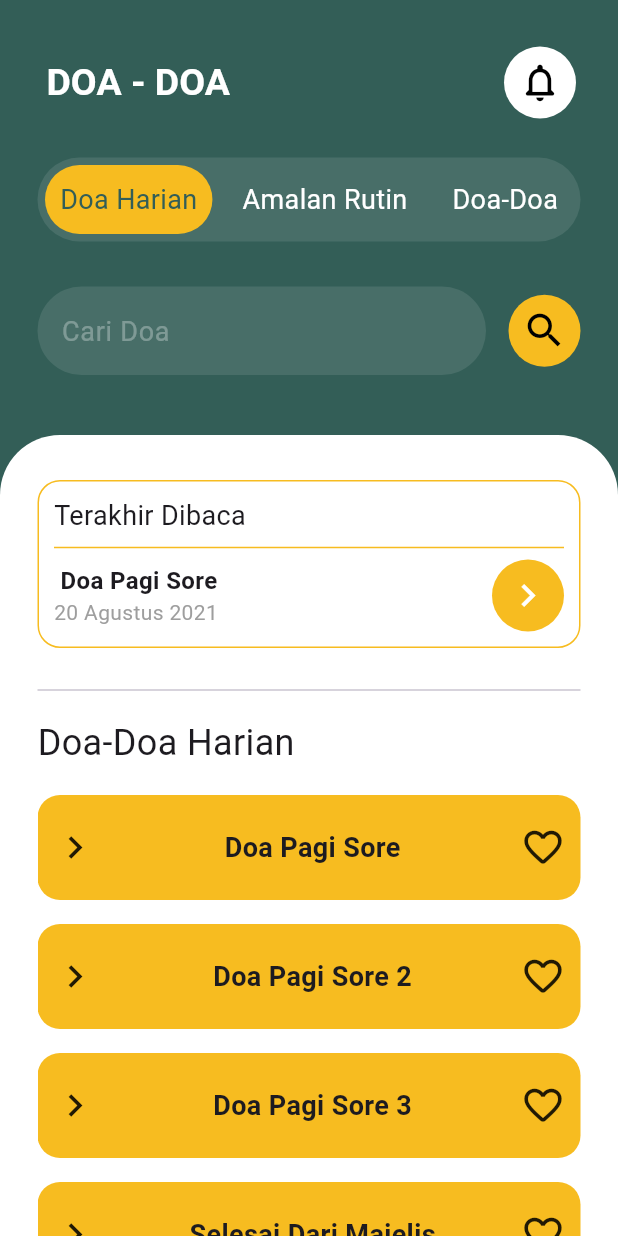
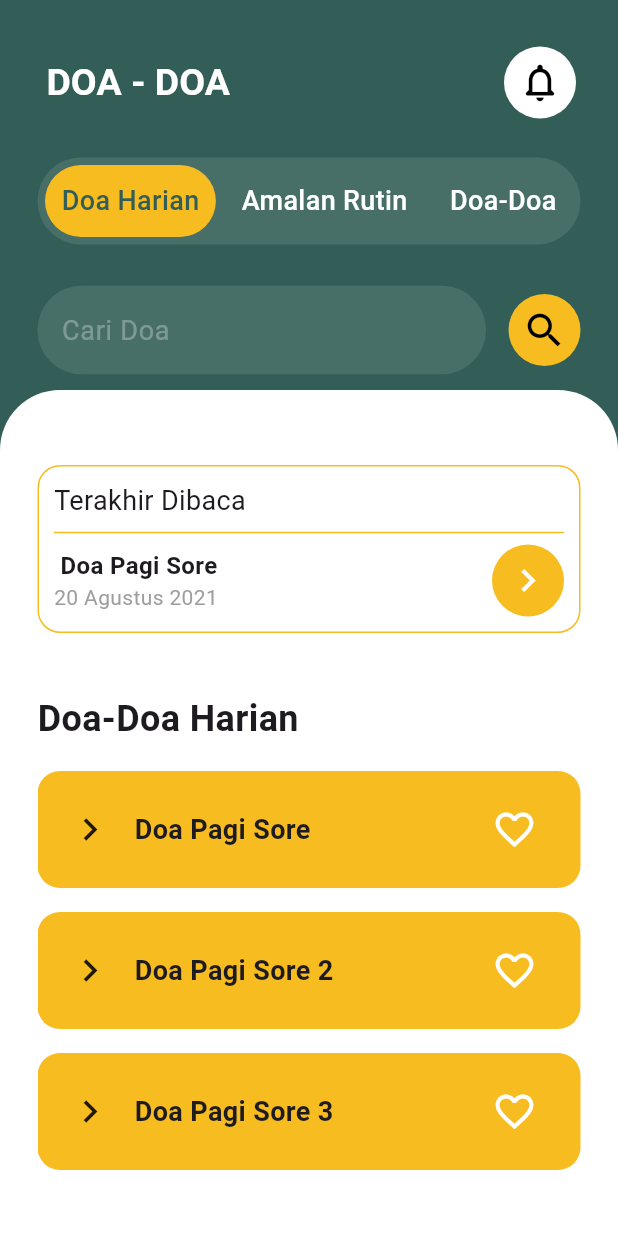
Before and after one commit to annasnurdin/doanya, a Flutter app: the screen it shows after launch, on a phone screen of 412 x 824 dp. Run offline on Flutter 3.47's test engine with Material 3 defaults, Android fonts, the phone set to English and light mode, and no system bars; our stand-ins replace google_fonts, hive, hive_flutter; accounts and stored records are empty; Roboto replaces fonts that are missing (Poppins).

Commit message:
menambah sliver pada home, membuat halaman details

```diff
--- a/lib/main.dart
+++ b/lib/main.dart
@@ -3,6 +3,7 @@ import 'package:google_fonts/google_fonts.dart';
 import 'package:hive_flutter/hive_flutter.dart';
 import 'package:myapp/model/boxes.dart';
 import 'package:myapp/model/doa.dart';
+import 'package:myapp/pages/details.dart';
 import 'pages/home.dart';
 import 'theme/colors.dart';
 
@@ -26,7 +27,11 @@ class MyApp extends StatelessWidget {
         useMaterial3: true,
       ),
       debugShowCheckedModeBanner: false,
-      home: const Home(),
+      initialRoute: '/',
+      routes: {
+        '/': (context) => const Home(),
+        '/details-doa': (context) => const DetailsDoa(),
+      },
     );
   }
 }
--- a/lib/model/doa.dart
+++ b/lib/model/doa.dart
@@ -105,9 +105,9 @@ class Doa {
           Doa(
               id: 8,
               namaDoa: " Berat di timbangan",
-              arabDoa: " dan disukai Allah",
-              latinDoa:
+              arabDoa:
                   " سُبْحَانَ اللَّهِ وَبِحَمْدِهِ سُبْحَانَ اللَّهِ الْعَظِيمِ",
+              latinDoa: " dan disukai Allah",
               bacaDoa: " SUBHAANALLAAHI WA BIHAMDIHI"));
       boxDoa.put(
           9,
--- a/lib/pages/home.dart
+++ b/lib/pages/home.dart
@@ -13,14 +13,38 @@ class Home extends StatefulWidget {
 class _HomeState extends State<Home> {
   List<Doa> _searchResults = [];
   final TextEditingController _filter = TextEditingController();
+  final ScrollController _scrollController = ScrollController();
   int _expandedIndex = -1;
   bool baruNyari = false;
   bool _expanded = false;
+  bool _isSearching = false;
+
   //init
   @override
   void initState() {
     super.initState();
     Doa.initData();
+    _scrollController.addListener(_scrollListener);
+  }
+
+  @override
+  void dispose() {
+    _scrollController.removeListener(_scrollListener);
+    _scrollController.dispose();
+    _filter.dispose();
+    super.dispose();
+  }
+
+  void _scrollListener() {
+    if (_scrollController.offset > 50 && !_isSearching) {
+      setState(() {
+        _isSearching = true;
+      });
+    } else if (_scrollController.offset <= 50 && _isSearching) {
+      setState(() {
+        _isSearching = false;
+      });
+    }
   }
 
   void _searchDoa(String query) {
@@ -31,10 +55,6 @@ class _HomeState extends State<Home> {
     setState(() {
       _searchResults = results;
       baruNyari = true;
-      for (var doa in _searchResults) {
-        print('Nama Doa: ${doa.namaDoa}');
-        print('----------------------');
-      }
     });
   }
 
@@ -54,10 +74,19 @@ class _HomeState extends State<Home> {
   @override
   Widget build(BuildContext context) {
     return Scaffold(
-      appBar: PreferredSize(
-        preferredSize: const Size.fromHeight(80),
-        child: Padding(
-          padding: const EdgeInsets.only(top: 30.0, right: 28.0, left: 15.0),
+      backgroundColor: primaryColor,
+      body: NestedScrollView(
+        controller: _scrollController,
+        headerSliverBuilder: (context, innerBoxIsScrolled) => [
+          SliverAppBar(
+            backgroundColor: primaryColor,
+            expandedHeight: 80.0,
+            floating: false,
+            pinned: false,
+            flexibleSpace: FlexibleSpaceBar(
+              background: Padding(
+                padding:
+                    const EdgeInsets.only(top: 30.0, right: 28.0, left: 15.0),
                 child: AppBar(
                   backgroundColor: primaryColor,
                   title: const Text(
@@ -87,10 +116,16 @@ class _HomeState extends State<Home> {
                 ),
               ),
             ),
-      body: Column(
+          ),
+          SliverAppBar(
+            backgroundColor: primaryColor,
+            expandedHeight: 100.0,
+            floating: false,
+            pinned: false,
+            flexibleSpace: FlexibleSpaceBar(
+              background: Column(
                 children: [
                   const SizedBox(height: 25.0),
-          // Pilihan
                   Container(
                     margin: const EdgeInsets.symmetric(horizontal: 25.0),
                     padding: const EdgeInsets.all(5.0),
@@ -101,61 +136,31 @@ class _HomeState extends State<Home> {
                     child: Row(
                       mainAxisAlignment: MainAxisAlignment.spaceBetween,
                       children: [
-                Container(
-                  decoration: BoxDecoration(
-                    color: secondaryColor,
-                    borderRadius: BorderRadius.circular(50.0),
+                        _buildPilihanItem('Doa Harian', isSelected: true),
+                        _buildPilihanItem('Amalan Rutin'),
+                        _buildPilihanItem('Doa-Doa'),
+                      ],
                     ),
-                  padding: const EdgeInsets.all(10.0),
-                  child: Text(
-                    'Doa Harian',
-                    style: TextStyle(
-                      fontSize: 18.0,
-                      color: primaryColor,
+                  ),
+                ],
               ),
             ),
           ),
-                Container(
-                  decoration: BoxDecoration(
-                    borderRadius: BorderRadius.circular(50.0),
-                  ),
-                  padding: const EdgeInsets.all(10.0),
-                  child: const Text(
-                    'Amalan Rutin',
-                    style: TextStyle(
-                      fontSize: 18.0,
-                      color: Colors.white,
-                    ),
-                  ),
-                ),
-                Container(
-                  decoration: BoxDecoration(
-                    borderRadius: BorderRadius.circular(50.0),
-                  ),
-                  padding: const EdgeInsets.all(10.0),
-                  child: const Text(
-                    'Doa-Doa',
-                    style: TextStyle(
-                      fontSize: 18.0,
-                      color: Colors.white,
-                    ),
-                  ),
-                )
-              ],
-            ),
-          ),
-          const SizedBox(height: 30.0),
-          // Cari
-          Container(
-            margin: const EdgeInsets.symmetric(horizontal: 25.0),
+          SliverPersistentHeader(
+            pinned: true,
+            floating: false,
+            delegate: _SearchBarDelegate(
+              isSearching: _isSearching,
+              child: AnimatedContainer(
+                duration: const Duration(milliseconds: 300),
+                color: primaryColor,
+                padding: const EdgeInsets.symmetric(horizontal: 25.0),
+                // margin: _isSearching ? const EdgeInsets.only(top: 30.0) : null,
                 child: Row(
-              mainAxisAlignment: MainAxisAlignment.spaceBetween,
                   children: [
                     Expanded(
                       child: TextField(
-                    onChanged: (text) {
-                      _searchDoa(text);
-                    },
+                        onChanged: _searchDoa,
                         controller: _filter,
                         style: const TextStyle(
                           color: Colors.white,
@@ -171,14 +176,14 @@ class _HomeState extends State<Home> {
                             fontFamily: 'Poppins',
                           ),
                           border: OutlineInputBorder(
-                        borderRadius: BorderRadius.all(Radius.circular(40.0)),
+                            borderRadius:
+                                BorderRadius.all(Radius.circular(40.0)),
                             borderSide: BorderSide.none,
                           ),
                         ),
                       ),
                     ),
                     const SizedBox(width: 15.0),
-                //tombol cari
                     Container(
                       decoration: BoxDecoration(
                         color: secondaryColor,
@@ -198,10 +203,10 @@ class _HomeState extends State<Home> {
                   ],
                 ),
               ),
-          const SizedBox(height: 40.0),
-          // List Doa
-          Expanded(
-            child: Container(
+            ),
+          ),
+        ],
+        body: Container(
           decoration: const BoxDecoration(
             color: Colors.white,
             borderRadius: BorderRadius.only(
@@ -209,14 +214,82 @@ class _HomeState extends State<Home> {
               topRight: Radius.circular(40.0),
             ),
           ),
-              padding: const EdgeInsets.only(top: 30.0),
           child: Padding(
-                padding: const EdgeInsets.symmetric(horizontal: 25.0),
+            padding:
+                const EdgeInsets.symmetric(horizontal: 25.0, vertical: 30.0),
             child: Column(
               crossAxisAlignment: CrossAxisAlignment.start,
               children: [
-                    // Doa Terakhir Dibaca
-                    Container(
+                const SizedBox(height: 20.0),
+                AnimatedSwitcher(
+                  duration: const Duration(milliseconds: 400),
+                  transitionBuilder:
+                      (Widget child, Animation<double> animation) {
+                    return FadeTransition(
+                      opacity: animation,
+                      child: child,
+                    );
+                  },
+                  child: _isSearching
+                      ? const SizedBox.shrink(key: ValueKey(1))
+                      : _buildTerakhirDibaca(key: const ValueKey(2)),
+                ),
+                // const SizedBox(height: 20.0),
+                AnimatedContainer(
+                  duration: const Duration(milliseconds: 300),
+                  padding: const EdgeInsets.only(
+                    top: 40.0,
+                  ),
+                  child: const Text(
+                    'Doa-Doa Harian',
+                    style: TextStyle(
+                      fontSize: 24.0,
+                      fontWeight: FontWeight.bold,
+                    ),
+                  ),
+                ),
+                const SizedBox(height: 10.0),
+                Expanded(
+                  child: ListView.builder(
+                    itemCount:
+                        baruNyari ? _searchResults.length : boxDoa.length,
+                    itemBuilder: (context, index) {
+                      final doa = baruNyari
+                          ? _searchResults[index]
+                          : boxDoa.getAt(index);
+                      bool isExpanded = _expandedIndex == index;
+                      return _buildDoaItem(doa, index, isExpanded);
+                    },
+                  ),
+                ),
+              ],
+            ),
+          ),
+        ),
+      ),
+    );
+  }
+
+  Widget _buildPilihanItem(String title, {bool isSelected = false}) {
+    return Container(
+      decoration: BoxDecoration(
+        color: isSelected ? secondaryColor : Colors.transparent,
+        borderRadius: BorderRadius.circular(50.0),
+      ),
+      padding: const EdgeInsets.all(11.0),
+      child: Text(
+        title,
+        style: TextStyle(
+          fontSize: 18.0,
+          color: isSelected ? primaryColor : Colors.white,
+          fontWeight: FontWeight.w500,
+        ),
+      ),
+    );
+  }
+
+  Widget _buildTerakhirDibaca({required ValueKey<int> key}) {
+    return Container(
       padding: const EdgeInsets.all(10.0),
       width: MediaQuery.of(context).size.width,
       decoration: BoxDecoration(
@@ -292,52 +365,30 @@ class _HomeState extends State<Home> {
             ),
         ],
       ),
-                    ),
-                    const SizedBox(height: 20.0),
-                    const Divider(),
-                    const SizedBox(height: 10.0),
-                    // List Doa
-                    const Text(
-                      'Doa-Doa Harian',
-                      style: TextStyle(
-                        fontSize: 24.0,
-                      ),
-                    ),
-                    const SizedBox(height: 10.0),
-                    Expanded(
-                      child: ListView.builder(
-                        itemCount:
-                            baruNyari ? _searchResults.length : boxDoa.length,
-                        itemBuilder: (context, index) {
-                          final doa = baruNyari
-                              ? _searchResults[index]
-                              : boxDoa.getAt(index);
-                          bool isExpanded = _expandedIndex == index;
+    );
+  }
+
+  Widget _buildDoaItem(dynamic doa, int index, bool isExpanded) {
     return Column(
       children: [
-                              Padding(
+        GestureDetector(
+          onTap: () {
+            setState(() {
+              _expandedIndex = isExpanded ? -1 : index;
+            });
+          },
+          child: Container(
+            margin: const EdgeInsets.symmetric(vertical: 8.0),
             padding:
-                                    const EdgeInsets.symmetric(vertical: 8.0),
-                                child: Container(
+                const EdgeInsets.symmetric(horizontal: 20.0, vertical: 15.0),
             decoration: BoxDecoration(
               color: secondaryColor,
               borderRadius: BorderRadius.circular(15.0),
             ),
-                                  child: Padding(
-                                    padding: const EdgeInsets.symmetric(
-                                        horizontal: 10.0, vertical: 20.0),
             child: Row(
-                                      mainAxisAlignment:
-                                          MainAxisAlignment.spaceBetween,
+              mainAxisAlignment: MainAxisAlignment.spaceBetween,
               children: [
-                                        GestureDetector(
-                                          onTap: () {
-                                            setState(() {
-                                              _expandedIndex =
-                                                  isExpanded ? -1 : index;
-                                            });
-                                          },
-                                          child: isExpanded
+                isExpanded
                     ? const Icon(
                         Icons.expand_more_rounded,
                         size: 30,
@@ -346,70 +397,106 @@ class _HomeState extends State<Home> {
                         Icons.navigate_next,
                         size: 30,
                       ),
-                                        ),
-                                        Text(
+                Expanded(
+                  child: Padding(
+                    padding: const EdgeInsets.symmetric(horizontal: 10.0),
+                    child: Text(
                       doa.namaDoa,
                       style: const TextStyle(
                         fontFamily: 'Poppins',
                         fontSize: 18.0,
                         fontWeight: FontWeight.bold,
                       ),
+                      textAlign: TextAlign.left,
                     ),
-                                        GestureDetector(
-                                          onTap: () {
-                                            _toggleFavorite(doa.id);
-                                          },
-                                          child: doa.isFavourite
-                                              ? Icon(
-                                                  color: merah,
-                                                  Icons.favorite,
-                                                  size: 30,
-                                                )
-                                              : const Icon(
-                                                  Icons.favorite_border_rounded,
-                                                  size: 30,
+                  ),
+                ),
+                IconButton(
+                  onPressed: () => _toggleFavorite(doa.id),
+                  icon: Icon(
+                    doa.isFavourite ? Icons.favorite : Icons.favorite_border,
+                    color: doa.isFavourite ? Colors.red : Colors.white,
+                    size: 30.0,
                   ),
                 ),
               ],
             ),
           ),
         ),
-                              ),
-                              //expand doanya
         if (isExpanded)
-                                Padding(
-                                  padding: const EdgeInsets.symmetric(
-                                      horizontal: 10.0),
-                                  child: Container(
-                                    width: double.infinity,
+          Container(
+            margin: const EdgeInsets.only(bottom: 8.0),
+            padding: const EdgeInsets.all(15.0),
             decoration: BoxDecoration(
-                                      color: Colors.grey[200],
+              color: Colors.grey.shade200,
               borderRadius: BorderRadius.circular(10.0),
             ),
-                                    child: Padding(
-                                      padding: const EdgeInsets.all(10.0),
+            child: Column(
+              children: [
+                Container(
+                  alignment: Alignment.centerRight,
                   child: Text(
                     doa.arabDoa,
                     textAlign: TextAlign.right,
                     style: const TextStyle(
                       fontSize: 16.0,
+                      fontFamily: 'Poppins',
                     ),
                   ),
                 ),
+                const SizedBox(height: 20.0),
+                GestureDetector(
+                  onTap: () {
+                    Navigator.pushNamed(context, '/details-doa',
+                        arguments: doa.id);
+                  },
+                  child: const Row(
+                    mainAxisAlignment: MainAxisAlignment.end,
+                    children: [
+                      Text(
+                        'Selengkapnya',
+                        style: TextStyle(
+                          fontSize: 16.0,
+                          fontFamily: 'Poppins',
+                          decoration: TextDecoration.underline,
                         ),
                       ),
+                      SizedBox(width: 5.0),
+                      Icon(
+                        Icons.arrow_forward_rounded,
+                        size: 20.0,
+                      ),
                     ],
-                          );
-                        },
                   ),
                 ),
               ],
             ),
           ),
-            ),
-          ),
       ],
-      ),
     );
   }
 }
+
+class _SearchBarDelegate extends SliverPersistentHeaderDelegate {
+  final Widget child;
+  final bool isSearching;
+
+  _SearchBarDelegate({required this.child, required this.isSearching});
+
+  @override
+  double get minExtent => 80.0;
+
+  @override
+  double get maxExtent => 80.0;
+
+  @override
+  Widget build(
+      BuildContext context, double shrinkOffset, bool overlapsContent) {
+    return SizedBox.expand(child: child);
+  }
+
+  @override
+  bool shouldRebuild(covariant _SearchBarDelegate oldDelegate) {
+    return oldDelegate.isSearching != isSearching;
+  }
+}
```
Also changed, not shown: lib/pages/details.dart (added, +113 -0 lines). Lines whose indentation alone changed are shown as unchanged.
